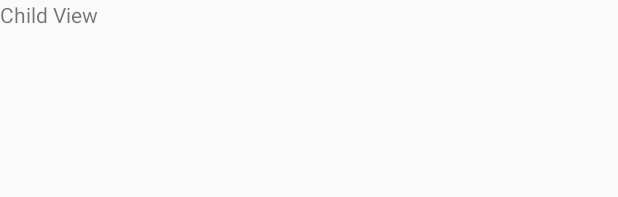
After one commit to ApocalyVec/UITest3, an Android app: the layout activity_child_view.xml on its own in the app's theme, with its tools: preview values and no code run, on a phone screen of 412 x 824 dp. The commit adds this screen. Shown: the top 197 px of the screen. Run offline under Robolectric (Android 15) with nearby library versions, the phone set to English and light mode, and no system bars.

Commit message:
add child view

```diff
--- a/app/build.gradle
+++ b/app/build.gradle
@@ -29,7 +29,6 @@ dependencies {
     androidTestImplementation 'com.android.support.test:runner:1.0.2'
     androidTestImplementation 'com.android.support.test.espresso:espresso-core:3.0.2'
     implementation 'com.getbase:floatingactionbutton:1.10.1'
-    //implementation 'com.google.firebase:firebase-database:16.0.1:15.0.0'
     implementation 'com.google.firebase:firebase-database:16.0.5'
-    implementation 'com.google.firebase:firebase-core:16.0.5'
+    implementation 'com.google.firebase:firebase-core:16.0.4'
 }
--- /dev/null
+++ b/app/src/main/res/layout/activity_child_view.xml
@@ -0,0 +1,16 @@
+<?xml version="1.0" encoding="utf-8"?>
+<android.support.constraint.ConstraintLayout xmlns:android="http://schemas.android.com/apk/res/android"
+    xmlns:app="http://schemas.android.com/apk/res-auto"
+    xmlns:tools="http://schemas.android.com/tools"
+    android:layout_width="match_parent"
+    android:layout_height="match_parent"
+    tools:context="com.apocalyvec.sleepandsound.ChildViewActivity">
+
+    <TextView
+        android:id="@+id/textView"
+        android:layout_width="wrap_content"
+        android:layout_height="wrap_content"
+        android:text="Child View"
+        tools:layout_editor_absoluteX="163dp"
+        tools:layout_editor_absoluteY="182dp" />
+</android.support.constraint.ConstraintLayout>
```
Also changed, not shown: app/src/main/AndroidManifest.xml (+6 -3 lines), app/src/main/java/com/apocalyvec/sleepandsound/ChildViewActivity.java (added, +13 -0 lines), app/src/main/java/com/apocalyvec/sleepandsound/MainActivity.java (+16 -0 lines), app/src/main/res/layout/fragment_home.xml (+6 -3 lines).
